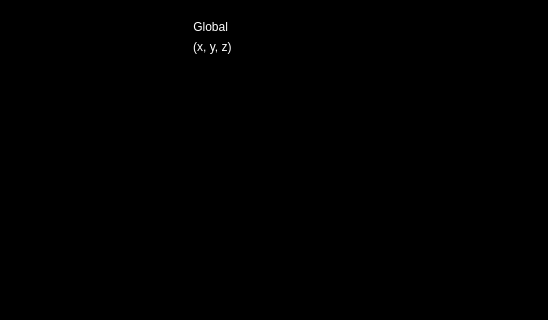
This is ui/calc.ui in AllenNeuralDynamics/parallax as Qt 5 draws it before an edit; both pictures show x 0 to 548 and y 0 to 320 of the 819 by 653 pixel window. The edited form follows.
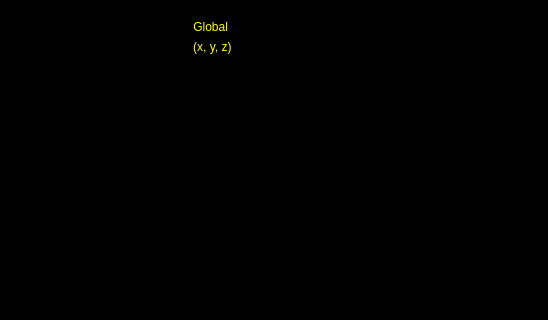
This is the edited form.

Commit message: Font color for global coords is changed to yellow

Diff of the .ui file:
```diff
--- a/ui/calc.ui
+++ b/ui/calc.ui
@@ -60,6 +60,11 @@
           <height>50</height>
          </size>
         </property>
+        <property name="styleSheet">
+         <string notr="true">QLabel {
+    color: yellow;
+}</string>
+        </property>
         <property name="text">
          <string>     Global </string>
         </property>
@@ -90,6 +95,11 @@
      <layout class="QHBoxLayout" name="horizontalLayout_4">
       <item>
        <widget class="QLabel" name="labelLocalXYZ_2">
+        <property name="styleSheet">
+         <string notr="true">QLabel {
+    color: yellow;
+}</string>
+        </property>
         <property name="text">
          <string>     (x, y, z)</string>
         </property>
```
The commit also changes 2 other files.
